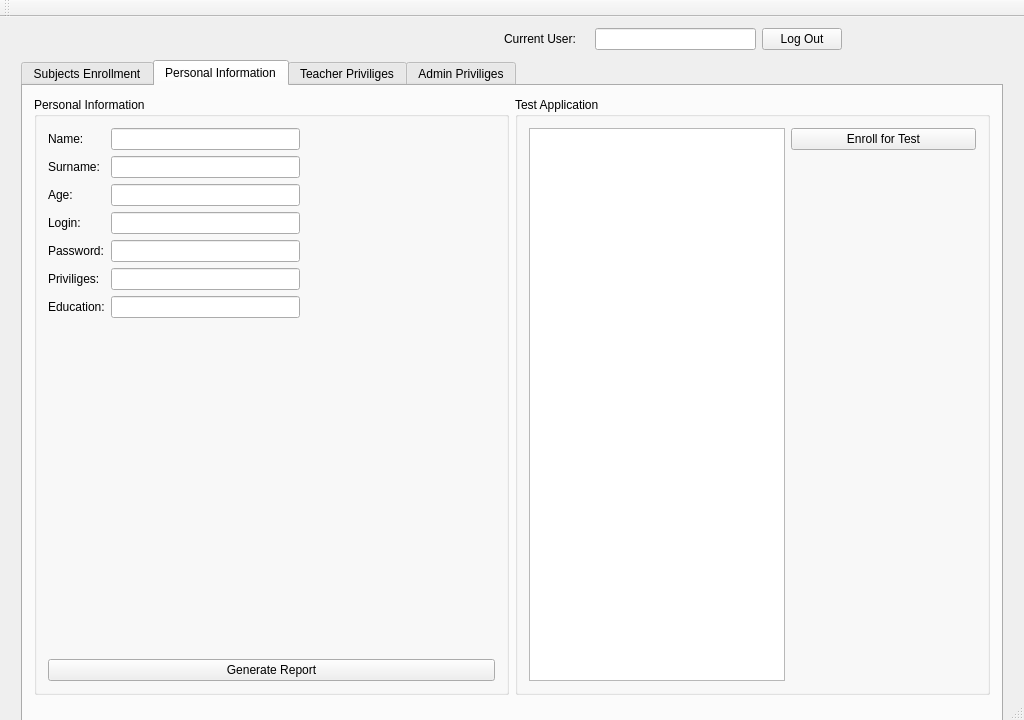
The window that AIS_Login/AIS_MainWindow.ui (Holikma/Application_AIS) describes before a commit, drawn with Qt 5.
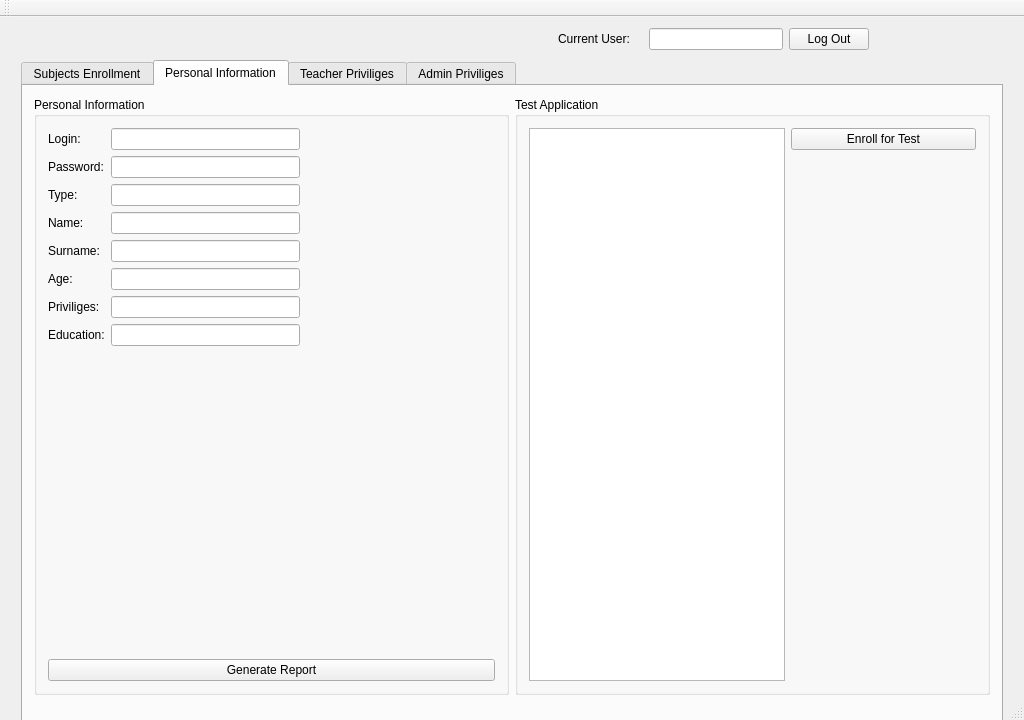
The same window after the commit. The open tabs and pages were chosen to show the change.

Patch:
```diff
--- a/AIS_Login/AIS_MainWindow.ui
+++ b/AIS_Login/AIS_MainWindow.ui
@@ -94,6 +94,19 @@
           </property>
          </spacer>
         </item>
+        <item>
+         <spacer name="horizontalSpacer_12">
+          <property name="orientation">
+           <enum>Qt::Horizontal</enum>
+          </property>
+          <property name="sizeHint" stdset="0">
+           <size>
+            <width>40</width>
+            <height>20</height>
+           </size>
+          </property>
+         </spacer>
+        </item>
         <item>
          <widget class="QLabel" name="label">
           <property name="text">
@@ -151,7 +164,7 @@
          <string>&lt;html&gt;&lt;head/&gt;&lt;body&gt;&lt;p&gt;strana1&lt;/p&gt;&lt;p&gt;&lt;br/&gt;&lt;/p&gt;&lt;/body&gt;&lt;/html&gt;</string>
         </property>
         <property name="currentIndex">
-         <number>1</number>
+         <number>2</number>
         </property>
         <widget class="QWidget" name="Subjects_enrollment">
          <property name="maximumSize">
@@ -171,7 +184,7 @@
             </property>
             <layout class="QHBoxLayout" name="horizontalLayout_3">
              <item>
-              <widget class="QTableWidget" name="tableWidget_2"/>
+              <widget class="QTableWidget" name="List_Enrolled_Subjects"/>
              </item>
              <item>
               <layout class="QVBoxLayout" name="verticalLayout_5">
@@ -207,7 +220,7 @@
             </property>
             <layout class="QHBoxLayout" name="horizontalLayout_2">
              <item>
-              <widget class="QTableWidget" name="Table_Subjects_Available"/>
+              <widget class="QTableWidget" name="List_Subjects"/>
              </item>
              <item>
               <layout class="QVBoxLayout" name="verticalLayout_4">
@@ -225,7 +238,7 @@
                 </spacer>
                </item>
                <item>
-                <widget class="QPushButton" name="pushButton">
+                <widget class="QPushButton" name="Button_Enroll">
                  <property name="text">
                   <string>Enroll</string>
                  </property>
@@ -255,51 +268,18 @@
              <string>Personal Information</string>
             </property>
             <layout class="QGridLayout" name="gridLayout_3">
-             <item row="0" column="2">
-              <spacer name="horizontalSpacer_5">
-               <property name="orientation">
-                <enum>Qt::Horizontal</enum>
-               </property>
-               <property name="sizeHint" stdset="0">
-                <size>
-                 <width>40</width>
-                 <height>20</height>
-                </size>
-               </property>
-              </spacer>
-             </item>
-             <item row="2" column="1">
-              <widget class="QLineEdit" name="Line_Age"/>
-             </item>
-             <item row="6" column="1">
-              <widget class="QLineEdit" name="Line_Education"/>
-             </item>
-             <item row="1" column="1">
-              <widget class="QLineEdit" name="Line_surname"/>
-             </item>
-             <item row="2" column="0">
+             <item row="7" column="0">
               <widget class="QLabel" name="label_6">
                <property name="text">
                 <string>Age:</string>
                </property>
               </widget>
              </item>
-             <item row="1" column="0">
-              <widget class="QLabel" name="label_5">
-               <property name="text">
-                <string>Surname:</string>
-               </property>
-              </widget>
+             <item row="7" column="1">
+              <widget class="QLineEdit" name="Line_Age"/>
              </item>
-             <item row="3" column="0">
-              <widget class="QLabel" name="label_7">
-               <property name="text">
-                <string>Login:</string>
-               </property>
-              </widget>
-             </item>
-             <item row="2" column="2">
-              <spacer name="horizontalSpacer_7">
+             <item row="9" column="2">
+              <spacer name="horizontalSpacer_11">
                <property name="orientation">
                 <enum>Qt::Horizontal</enum>
                </property>
@@ -311,24 +291,76 @@
                </property>
               </spacer>
              </item>
-             <item row="0" column="0">
-              <widget class="QLabel" name="label_3">
-               <property name="text">
-                <string>Name:</string>
+             <item row="13" column="1">
+              <spacer name="verticalSpacer">
+               <property name="orientation">
+                <enum>Qt::Vertical</enum>
                </property>
-              </widget>
+               <property name="sizeHint" stdset="0">
+                <size>
+                 <width>20</width>
+                 <height>40</height>
+                </size>
+               </property>
+              </spacer>
              </item>
              <item row="0" column="1">
-              <widget class="QLineEdit" name="Line_Name"/>
+              <widget class="QLineEdit" name="Line_Login_Info"/>
              </item>
-             <item row="4" column="0">
+             <item row="8" column="1">
+              <widget class="QLineEdit" name="Line_Priviliges"/>
+             </item>
+             <item row="14" column="0" colspan="3">
+              <widget class="QPushButton" name="Button_Generate_Report">
+               <property name="text">
+                <string>Generate Report</string>
+               </property>
+              </widget>
+             </item>
+             <item row="2" column="0">
               <widget class="QLabel" name="label_8">
                <property name="text">
                 <string>Password:</string>
                </property>
               </widget>
              </item>
-             <item row="3" column="2">
+             <item row="9" column="1">
+              <widget class="QLineEdit" name="Line_Education"/>
+             </item>
+             <item row="13" column="2">
+              <spacer name="verticalSpacer_4">
+               <property name="orientation">
+                <enum>Qt::Vertical</enum>
+               </property>
+               <property name="sizeHint" stdset="0">
+                <size>
+                 <width>20</width>
+                 <height>40</height>
+                </size>
+               </property>
+              </spacer>
+             </item>
+             <item row="6" column="0">
+              <widget class="QLabel" name="label_5">
+               <property name="text">
+                <string>Surname:</string>
+               </property>
+              </widget>
+             </item>
+             <item row="4" column="2">
+              <spacer name="horizontalSpacer_5">
+               <property name="orientation">
+                <enum>Qt::Horizontal</enum>
+               </property>
+               <property name="sizeHint" stdset="0">
+                <size>
+                 <width>40</width>
+                 <height>20</height>
+                </size>
+               </property>
+              </spacer>
+             </item>
+             <item row="8" column="2">
               <spacer name="horizontalSpacer_8">
                <property name="orientation">
                 <enum>Qt::Horizontal</enum>
@@ -341,13 +373,7 @@
                </property>
               </spacer>
              </item>
-             <item row="3" column="1">
-              <widget class="QLineEdit" name="Line_Login_Info"/>
-             </item>
-             <item row="5" column="1">
-              <widget class="QLineEdit" name="Line_Priviliges"/>
-             </item>
-             <item row="1" column="2">
+             <item row="6" column="2">
               <spacer name="horizontalSpacer_6">
                <property name="orientation">
                 <enum>Qt::Horizontal</enum>
@@ -360,44 +386,53 @@
                </property>
               </spacer>
              </item>
-             <item row="5" column="0">
+             <item row="2" column="1">
+              <widget class="QLineEdit" name="Line_Password_Info"/>
+             </item>
+             <item row="8" column="0">
               <widget class="QLabel" name="label_9">
                <property name="text">
                 <string>Priviliges:</string>
                </property>
               </widget>
              </item>
-             <item row="8" column="1">
-              <spacer name="verticalSpacer">
+             <item row="7" column="2">
+              <spacer name="horizontalSpacer_7">
                <property name="orientation">
-                <enum>Qt::Vertical</enum>
+                <enum>Qt::Horizontal</enum>
                </property>
                <property name="sizeHint" stdset="0">
                 <size>
-                 <width>20</width>
-                 <height>40</height>
+                 <width>40</width>
+                 <height>20</height>
                 </size>
                </property>
               </spacer>
              </item>
-             <item row="6" column="0">
+             <item row="4" column="1">
+              <widget class="QLineEdit" name="Line_Name"/>
+             </item>
+             <item row="0" column="2">
+              <spacer name="horizontalSpacer_10">
+               <property name="orientation">
+                <enum>Qt::Horizontal</enum>
+               </property>
+               <property name="sizeHint" stdset="0">
+                <size>
+                 <width>40</width>
+                 <height>20</height>
+                </size>
+               </property>
+              </spacer>
+             </item>
+             <item row="9" column="0">
               <widget class="QLabel" name="label_10">
                <property name="text">
                 <string>Education:</string>
                </property>
               </widget>
              </item>
-             <item row="4" column="1">
-              <widget class="QLineEdit" name="Line_Password_Info"/>
-             </item>
-             <item row="9" column="0" colspan="3">
-              <widget class="QPushButton" name="Button_Generate_Report">
-               <property name="text">
-                <string>Generate Report</string>
-               </property>
-              </widget>
-             </item>
-             <item row="5" column="2">
+             <item row="2" column="2">
               <spacer name="horizontalSpacer_9">
                <property name="orientation">
                 <enum>Qt::Horizontal</enum>
@@ -410,44 +445,32 @@
                </property>
               </spacer>
              </item>
-             <item row="6" column="2">
-              <spacer name="horizontalSpacer_10">
-               <property name="orientation">
-                <enum>Qt::Horizontal</enum>
+             <item row="4" column="0">
+              <widget class="QLabel" name="label_3">
+               <property name="text">
+                <string>Name:</string>
                </property>
-               <property name="sizeHint" stdset="0">
-                <size>
-                 <width>40</width>
-                 <height>20</height>
-                </size>
-               </property>
-              </spacer>
+              </widget>
              </item>
-             <item row="8" column="2">
-              <spacer name="verticalSpacer_4">
-               <property name="orientation">
-                <enum>Qt::Vertical</enum>
+             <item row="6" column="1">
+              <widget class="QLineEdit" name="Line_Surname"/>
+             </item>
+             <item row="0" column="0">
+              <widget class="QLabel" name="label_7">
+               <property name="text">
+                <string>Login:</string>
                </property>
-               <property name="sizeHint" stdset="0">
-                <size>
-                 <width>20</width>
-                 <height>40</height>
-                </size>
-               </property>
-              </spacer>
+              </widget>
              </item>
-             <item row="4" column="2">
-              <spacer name="horizontalSpacer_11">
-               <property name="orientation">
-                <enum>Qt::Horizontal</enum>
+             <item row="3" column="0">
+              <widget class="QLabel" name="label_16">
+               <property name="text">
+                <string>Type:</string>
                </property>
-               <property name="sizeHint" stdset="0">
-                <size>
-                 <width>40</width>
-                 <height>20</height>
-                </size>
-               </property>
-              </spacer>
+              </widget>
+             </item>
+             <item row="3" column="1">
+              <widget class="QLineEdit" name="Line_Type"/>
              </item>
             </layout>
            </widget>
@@ -520,7 +543,7 @@
             </property>
             <layout class="QFormLayout" name="formLayout_6">
              <item row="0" column="0">
-              <widget class="QTableWidget" name="tableWidget"/>
+              <widget class="QTableWidget" name="List_Subjects_to_Teach"/>
              </item>
             </layout>
            </widget>
```
